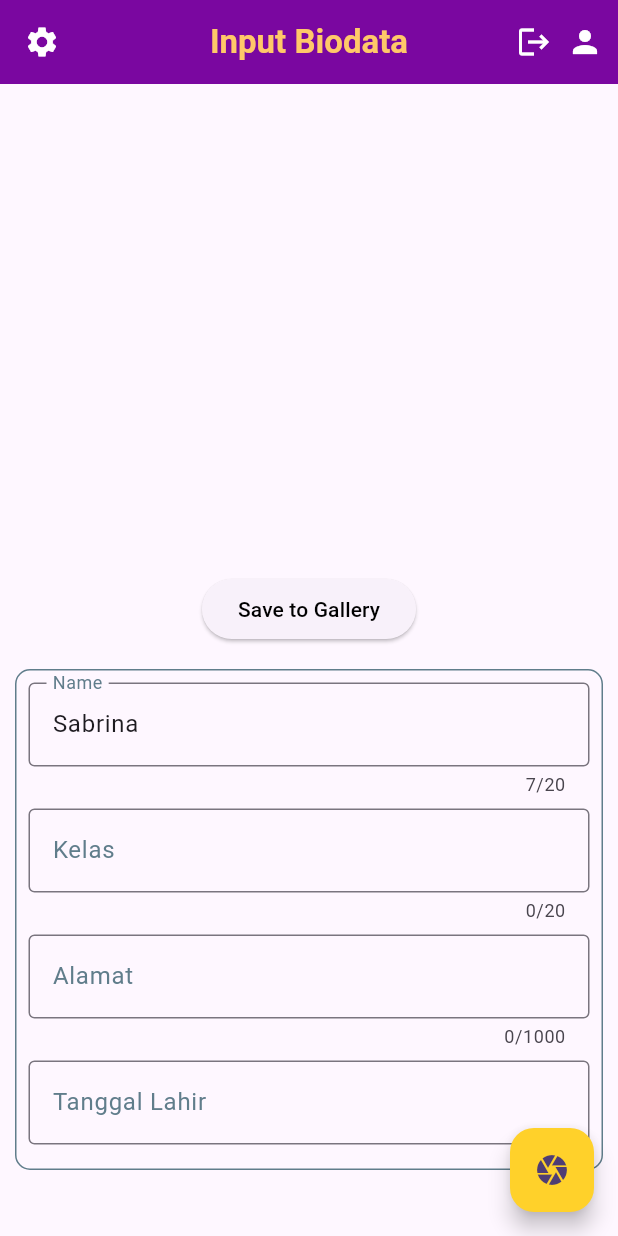
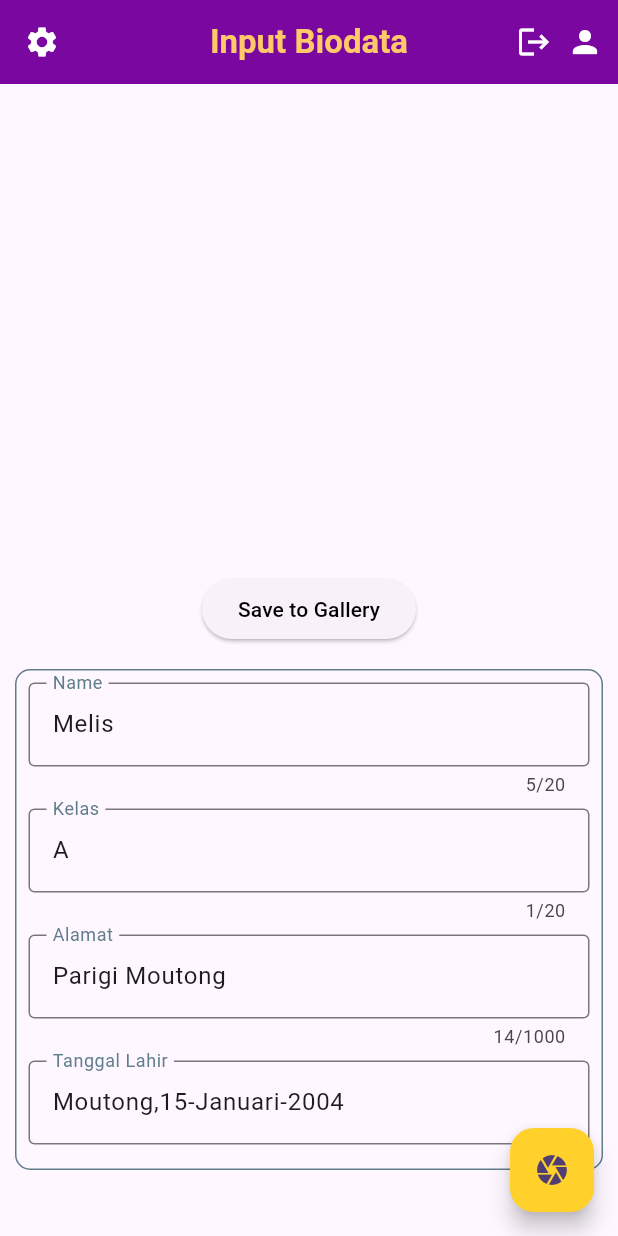
Before and after one commit to Melismasipa/uas_melis, a Flutter app: the screen it shows after launch, on a phone screen of 412 x 824 dp. Run offline on Flutter 3.47's test engine with Material 3 defaults, Android fonts, the phone set to English and light mode, and no system bars; our stand-ins replace image_picker.

Commit message:
uass.dart

```diff
--- a/lib/uas.dart
+++ b/lib/uas.dart
@@ -10,10 +10,10 @@ class Uas extends StatefulWidget {
 }
 
 class _FormWidgetState extends State<Uas> {
-  TextEditingController nameController = TextEditingController(text: 'Sabrina');
-  TextEditingController kelasController = TextEditingController();
-  TextEditingController alamatController = TextEditingController();
-  TextEditingController tanggalLahirController = TextEditingController();
+  TextEditingController nameController = TextEditingController(text: 'Melis');
+  TextEditingController kelasController = TextEditingController(text: 'A');
+  TextEditingController alamatController = TextEditingController(text: 'Parigi Moutong');
+  TextEditingController tanggalLahirController = TextEditingController(text: 'Moutong,15-Januari-2004');
   File? photo;
   final picker = ImagePicker();
   final GlobalKey _globalKey = GlobalKey();
```
